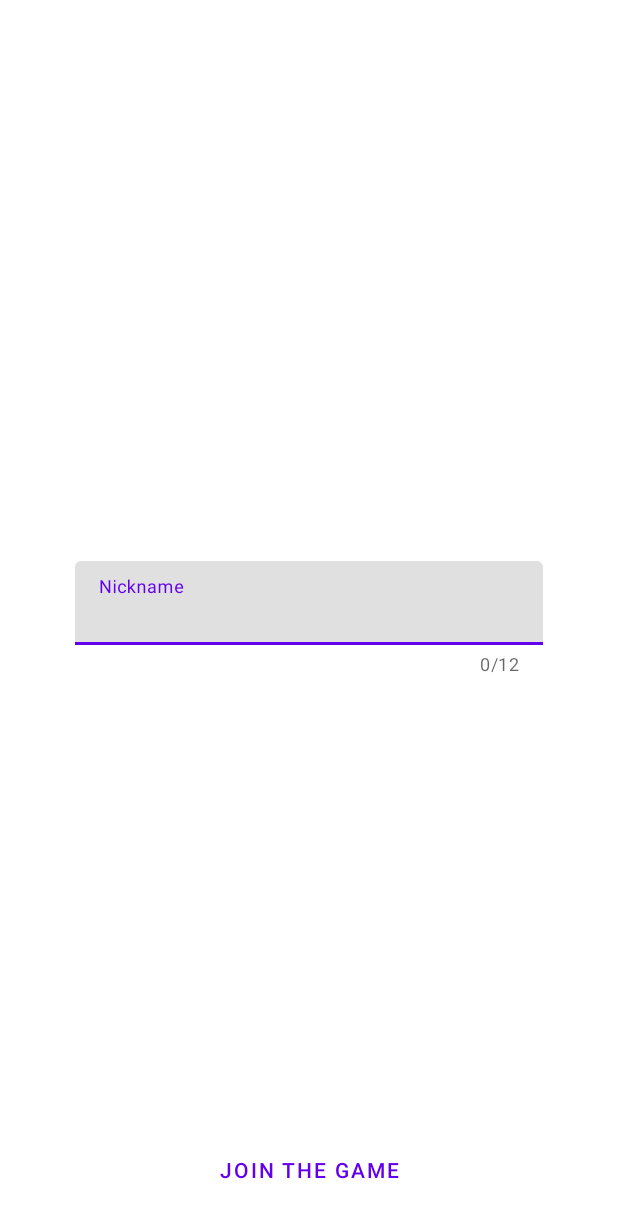
After one commit to asgevorg/knowit_showit, an Android app: the layout user_details.xml on its own in the app's theme, with its tools: preview values and no code run, on a phone screen of 412 x 824 dp. The commit adds this screen. Shown: the top 1218 px of the screen. Run offline under Robolectric (Android 15) with nearby library versions, the phone set to English and light mode, and no system bars.

Commit message:
added user-details page

```diff
--- a/app/src/main/java/com/example/know_it_show_it/GameEnter.java
+++ b/app/src/main/java/com/example/know_it_show_it/GameEnter.java
@@ -60,7 +60,7 @@ public class GameEnter extends AppCompatActivity {
                 if(task.isSuccessful()){
                     DocumentSnapshot documentSnapshot = task.getResult();
                     if(documentSnapshot.exists()){
-                        Log.i("TTTTTTT", "worked");
+                        user_details();
                     }else{
                         Log.i("TTTTTTT", "not found");
                     }
@@ -68,4 +68,8 @@ public class GameEnter extends AppCompatActivity {
             }
         });
     }
+    private void user_details(){
+        Intent user_details = new Intent(this, User_details.class);
+        startActivity(user_details);
+    }
 }
--- /dev/null
+++ b/app/src/main/java/com/example/know_it_show_it/User_details.java
@@ -0,0 +1,15 @@
+package com.example.know_it_show_it;
+
+import android.os.Bundle;
+
+import androidx.appcompat.app.AppCompatActivity;
+
+public class User_details extends AppCompatActivity {
+
+    @Override
+    protected void onCreate(Bundle savedInstanceState) {
+        super.onCreate(savedInstanceState);
+        setContentView(R.layout.user_details);
+
+    }
+}
--- /dev/null
+++ b/app/src/main/res/layout/user_details.xml
@@ -0,0 +1,44 @@
+<?xml version="1.0" encoding="utf-8"?>
+<androidx.constraintlayout.widget.ConstraintLayout xmlns:android="http://schemas.android.com/apk/res/android"
+    xmlns:app="http://schemas.android.com/apk/res-auto"
+    xmlns:tools="http://schemas.android.com/tools"
+    android:layout_width="match_parent"
+    android:layout_height="match_parent"
+    tools:context=".GameEnter">
+    <com.google.android.material.textfield.TextInputLayout
+        app:layout_constraintStart_toStartOf="parent"
+        app:layout_constraintEnd_toEndOf="parent"
+        app:layout_constraintTop_toTopOf="parent"
+        app:layout_constraintBottom_toBottomOf="parent"
+        android:layout_width="match_parent"
+        android:layout_height="wrap_content"
+        android:hint="@string/nickname"
+        android:id="@+id/nickname_box"
+        android:layout_marginHorizontal="50dp"
+        app:endIconMode="clear_text"
+        app:counterEnabled="true"
+        app:counterMaxLength="12"
+        app:errorEnabled="true"
+        app:hintAnimationEnabled = "true">
+
+        <com.google.android.material.textfield.TextInputEditText
+            android:layout_width="match_parent"
+            android:layout_height="wrap_content"
+            android:id="@+id/nickname"
+            />
+
+    </com.google.android.material.textfield.TextInputLayout>
+
+    <Button
+        app:layout_constraintStart_toStartOf="parent"
+        app:layout_constraintEnd_toEndOf="parent"
+        app:layout_constraintBottom_toBottomOf="parent"
+        android:layout_marginBottom="20dp"
+        android:id="@+id/join_game"
+        android:layout_width="wrap_content"
+        android:layout_height="wrap_content"
+        android:text="JOIN THE GAME"
+        style="@style/Widget.MaterialComponents.Button.TextButton"
+        />
+
+</androidx.constraintlayout.widget.ConstraintLayout>
--- a/app/src/main/res/values/strings.xml
+++ b/app/src/main/res/values/strings.xml
@@ -8,6 +8,7 @@
     <string name="second_fragment_label">Second Fragment</string>
     <string name="next">Next</string>
     <string name="previous">Previous</string>
+    <string name="nickname">Nickname</string>
 
     <string name="lorem_ipsum">
         Lorem ipsum dolor sit amet, consectetur adipiscing elit. Nam in scelerisque sem. Mauris
```
